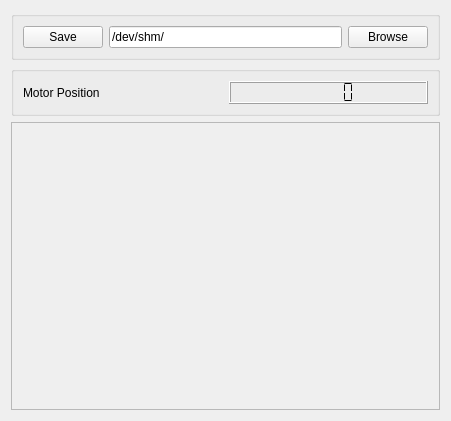
The window that Code/Gui/MITK/Modules/niftkIGIGui/ToolsGui/QmitkIGIUltrasonixToolGui.ui (NifTK/NifTK) describes before a commit, drawn with Qt 5.
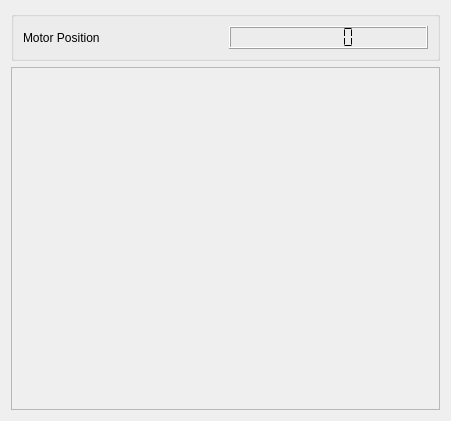
The same window after the commit.

Commit message: Bug #1946: Write each tool to sub-directory

Patch:
```diff
--- a/Code/Gui/MITK/Modules/niftkIGIGui/ToolsGui/QmitkIGIUltrasonixToolGui.ui
+++ b/Code/Gui/MITK/Modules/niftkIGIGui/ToolsGui/QmitkIGIUltrasonixToolGui.ui
@@ -20,36 +20,6 @@
    <string>Form</string>
   </property>
   <layout class="QVBoxLayout" name="verticalLayout">
-   <item>
-    <widget class="QGroupBox" name="saveoptions">
-     <property name="title">
-      <string/>
-     </property>
-     <layout class="QHBoxLayout" name="horizontalLayout_2">
-      <item>
-       <widget class="QPushButton" name="pushButton_save">
-        <property name="text">
-         <string>Save</string>
-        </property>
-       </widget>
-      </item>
-      <item>
-       <widget class="QLineEdit" name="lineEdit">
-        <property name="text">
-         <string>/dev/shm/</string>
-        </property>
-       </widget>
-      </item>
-      <item>
-       <widget class="QPushButton" name="pushButton_change_savedir">
-        <property name="text">
-         <string>Browse</string>
-        </property>
-       </widget>
-      </item>
-     </layout>
-    </widget>
-   </item>
    <item>
     <widget class="QGroupBox" name="groupBox">
      <property name="title">
@@ -86,8 +56,8 @@
        <rect>
         <x>0</x>
         <y>0</y>
-        <width>429</width>
-        <height>296</height>
+        <width>425</width>
+        <height>326</height>
        </rect>
       </property>
       <property name="sizePolicy">
```
The commit also changes 4 other files.
